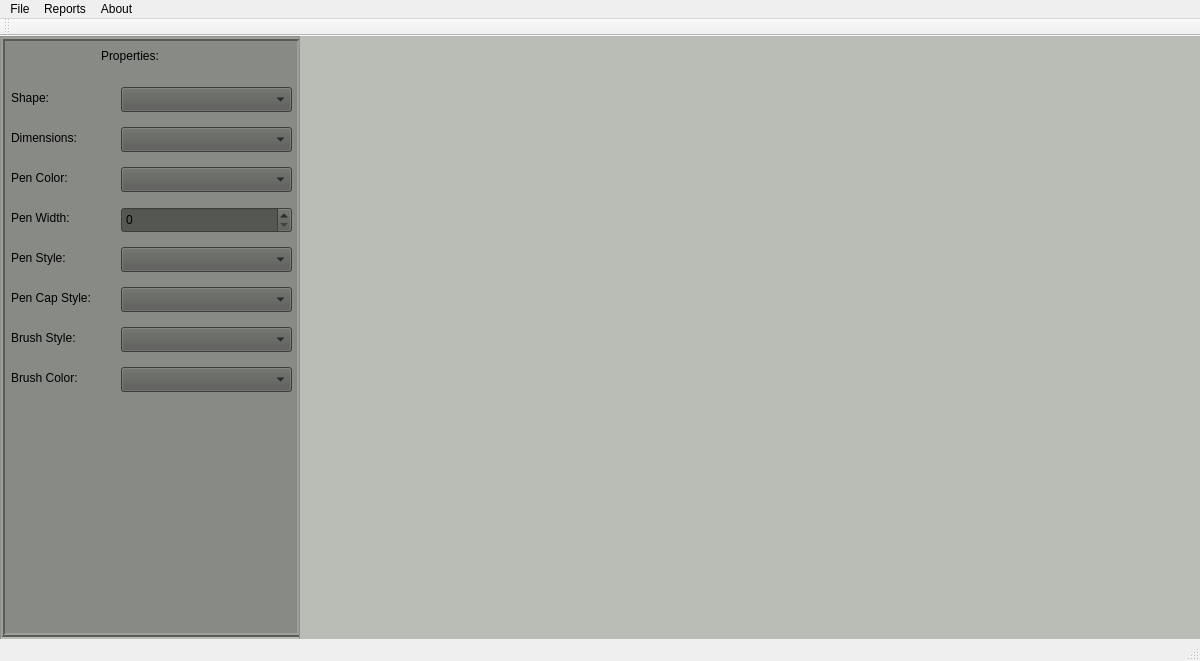
Qt form MainWindow/mainwindow.ui (etyler0/ClassProject) before a commit.
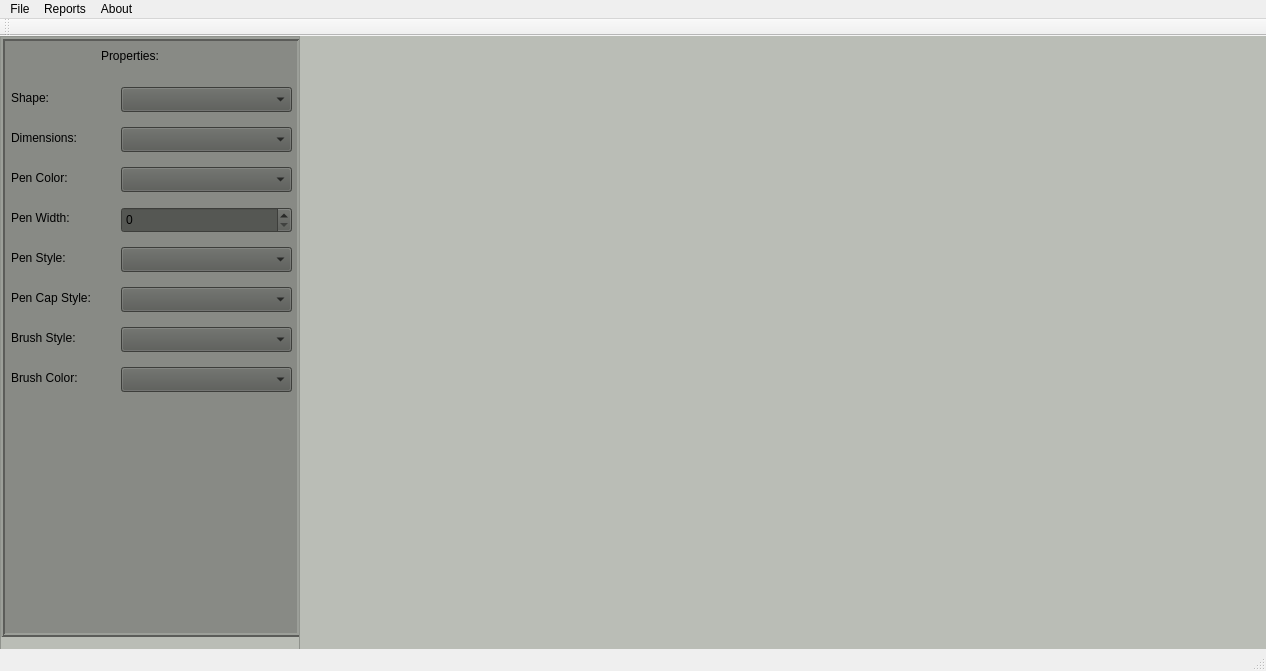
The same form after that commit.

```diff
--- a/MainWindow/mainwindow.ui
+++ b/MainWindow/mainwindow.ui
@@ -6,8 +6,8 @@
    <rect>
     <x>0</x>
     <y>0</y>
-    <width>1200</width>
-    <height>661</height>
+    <width>1266</width>
+    <height>671</height>
    </rect>
   </property>
   <property name="minimumSize">
@@ -356,7 +356,7 @@
     <rect>
      <x>0</x>
      <y>0</y>
-     <width>1200</width>
+     <width>1266</width>
      <height>22</height>
     </rect>
    </property>
```
Left out of the diff: 3 changed lines with no effect on the pictures.
